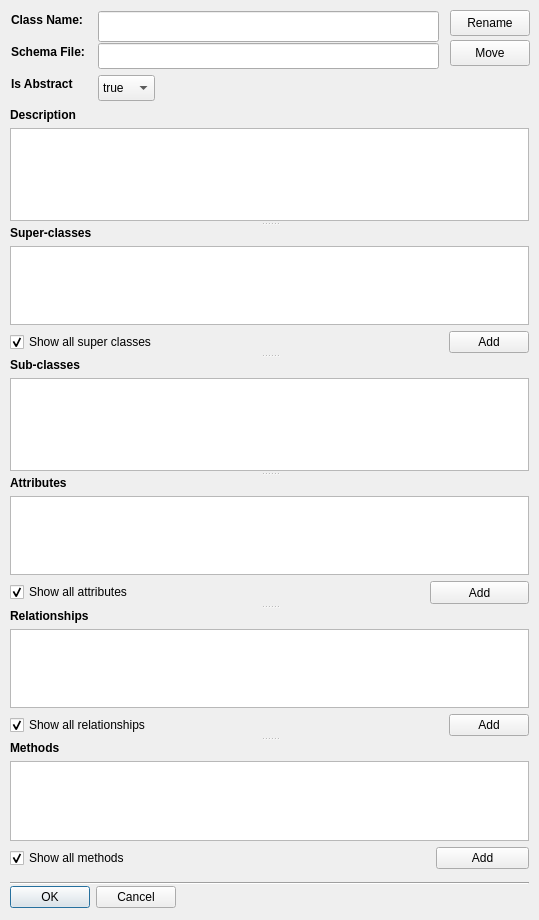
Old version of the form ui/SchemaClassEditor.ui in the repository DUNE-DAQ/dbe.
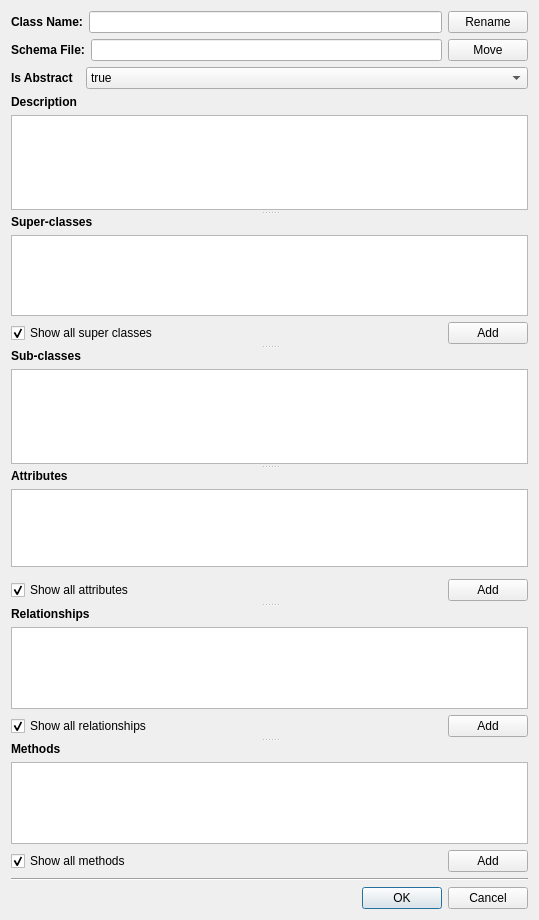
New version of the form.

Commit message: Make class editor window resizable

Diff of the .ui file:
```diff
--- a/ui/SchemaClassEditor.ui
+++ b/ui/SchemaClassEditor.ui
@@ -13,54 +13,114 @@
   <property name="windowTitle">
    <string>Form</string>
   </property>
-  <widget class="QPushButton" name="moveButton">
-   <property name="geometry">
-    <rect>
-     <x>450</x>
-     <y>40</y>
-     <width>80</width>
-     <height>26</height>
-    </rect>
+  <layout class="QVBoxLayout" name="verticalLayout_2">
+   <item>
+    <layout class="QHBoxLayout" name="horizontalLayout_4">
+     <item>
+      <widget class="QLabel" name="ClassNameLabel">
+       <property name="font">
+        <font>
+         <weight>75</weight>
+         <bold>true</bold>
+        </font>
    </property>
    <property name="text">
-    <string>Move</string>
-   </property>
-  </widget>
+        <string>Class Name:</string>
+       </property>
+      </widget>
+     </item>
+     <item>
+      <widget class="QLineEdit" name="ClassNameLineEdit">
+       <property name="enabled">
+        <bool>true</bool>
+       </property>
+       <property name="readOnly">
+        <bool>true</bool>
+       </property>
+      </widget>
+     </item>
+     <item>
   <widget class="QPushButton" name="renameButton">
-   <property name="geometry">
-    <rect>
-     <x>450</x>
-     <y>10</y>
-     <width>80</width>
-     <height>26</height>
-    </rect>
-   </property>
    <property name="text">
     <string>Rename</string>
    </property>
   </widget>
-  <widget class="Line" name="line">
-   <property name="geometry">
-    <rect>
-     <x>10</x>
-     <y>875</y>
-     <width>519</width>
-     <height>16</height>
-    </rect>
-   </property>
-   <property name="orientation">
-    <enum>Qt::Horizontal</enum>
-   </property>
-  </widget>
+     </item>
+    </layout>
+   </item>
+   <item>
+    <layout class="QHBoxLayout" name="horizontalLayout_5">
+     <item>
+      <widget class="QLabel" name="SchemaFileLabel">
+       <property name="font">
+        <font>
+         <weight>75</weight>
+         <bold>true</bold>
+        </font>
+       </property>
+       <property name="text">
+        <string>Schema File:</string>
+       </property>
+      </widget>
+     </item>
+     <item>
+      <widget class="QLineEdit" name="SchemaFileLineEdit">
+       <property name="enabled">
+        <bool>true</bool>
+       </property>
+       <property name="readOnly">
+        <bool>true</bool>
+       </property>
+      </widget>
+     </item>
+     <item>
+      <widget class="QPushButton" name="moveButton">
+       <property name="text">
+        <string>Move</string>
+       </property>
+      </widget>
+     </item>
+    </layout>
+   </item>
+   <item>
+    <layout class="QHBoxLayout" name="horizontalLayout_6">
+     <item>
+      <widget class="QLabel" name="IsAbstractLabel">
+       <property name="sizePolicy">
+        <sizepolicy hsizetype="Fixed" vsizetype="Preferred">
+         <horstretch>0</horstretch>
+         <verstretch>0</verstretch>
+        </sizepolicy>
+       </property>
+       <property name="font">
+        <font>
+         <weight>75</weight>
+         <bold>true</bold>
+        </font>
+       </property>
+       <property name="text">
+        <string>Is Abstract  </string>
+       </property>
+      </widget>
+     </item>
+     <item>
+      <widget class="QComboBox" name="AbstractComboBox">
+       <item>
+        <property name="text">
+         <string>true</string>
+        </property>
+       </item>
+       <item>
+        <property name="text">
+         <string>false</string>
+        </property>
+       </item>
+      </widget>
+     </item>
+    </layout>
+   </item>
+   <item>
   <widget class="QSplitter" name="splitter_4">
-   <property name="geometry">
-    <rect>
-     <x>10</x>
-     <y>108</y>
-     <width>519</width>
-     <height>761</height>
-    </rect>
-   </property>
    <property name="frameShape">
     <enum>QFrame::NoFrame</enum>
    </property>
@@ -188,6 +248,13 @@
      <item>
       <widget class="QTableView" name="AttributeView"/>
      </item>
+       <item>
+        <widget class="QSplitter" name="splitter">
+         <property name="orientation">
+          <enum>Qt::Horizontal</enum>
+         </property>
+        </widget>
+       </item>
      <item>
       <layout class="QHBoxLayout" name="horizontalLayout">
        <item>
@@ -217,16 +284,11 @@
         </spacer>
        </item>
        <item>
-        <widget class="QSplitter" name="splitter">
-         <property name="orientation">
-          <enum>Qt::Horizontal</enum>
-         </property>
          <widget class="QPushButton" name="AddButtonAttribute">
           <property name="text">
            <string>Add</string>
           </property>
          </widget>
-        </widget>
        </item>
       </layout>
      </item>
@@ -279,16 +341,11 @@
         </spacer>
        </item>
        <item>
-        <widget class="QSplitter" name="splitter_2">
-         <property name="orientation">
-          <enum>Qt::Horizontal</enum>
-         </property>
          <widget class="QPushButton" name="AddButtonRelationship">
           <property name="text">
            <string>Add</string>
           </property>
          </widget>
-        </widget>
        </item>
       </layout>
      </item>
@@ -342,150 +399,33 @@
         </spacer>
        </item>
        <item>
-        <widget class="QSplitter" name="splitter_3">
-         <property name="orientation">
-          <enum>Qt::Horizontal</enum>
-         </property>
          <widget class="QPushButton" name="AddButtonMethod">
           <property name="text">
            <string>Add</string>
           </property>
          </widget>
-        </widget>
        </item>
       </layout>
      </item>
     </layout>
    </widget>
   </widget>
+   </item>
+   <item>
+    <widget class="Line" name="line">
+     <property name="orientation">
+      <enum>Qt::Horizontal</enum>
+     </property>
+    </widget>
+   </item>
+   <item>
   <widget class="QDialogButtonBox" name="buttonBox">
-   <property name="geometry">
-    <rect>
-     <x>10</x>
-     <y>884</y>
-     <width>166</width>
-     <height>26</height>
-    </rect>
-   </property>
    <property name="standardButtons">
     <set>QDialogButtonBox::Cancel|QDialogButtonBox::Ok</set>
    </property>
   </widget>
-  <widget class="QLineEdit" name="ClassNameLineEdit">
-   <property name="enabled">
-    <bool>true</bool>
-   </property>
-   <property name="geometry">
-    <rect>
-     <x>98</x>
-     <y>11</y>
-     <width>341</width>
-     <height>31</height>
-    </rect>
-   </property>
-   <property name="readOnly">
-    <bool>true</bool>
-   </property>
-  </widget>
-  <widget class="QLabel" name="IsAbstractLabel">
-   <property name="geometry">
-    <rect>
-     <x>11</x>
-     <y>75</y>
-     <width>77</width>
-     <height>18</height>
-    </rect>
-   </property>
-   <property name="sizePolicy">
-    <sizepolicy hsizetype="Fixed" vsizetype="Preferred">
-     <horstretch>0</horstretch>
-     <verstretch>0</verstretch>
-    </sizepolicy>
-   </property>
-   <property name="font">
-    <font>
-     <weight>75</weight>
-     <bold>true</bold>
-    </font>
-   </property>
-   <property name="text">
-    <string>Is Abstract  </string>
-   </property>
-  </widget>
-  <widget class="QLabel" name="SchemaFileLabel">
-   <property name="geometry">
-    <rect>
-     <x>11</x>
-     <y>43</y>
-     <width>81</width>
-     <height>18</height>
-    </rect>
-   </property>
-   <property name="font">
-    <font>
-     <weight>75</weight>
-     <bold>true</bold>
-    </font>
-   </property>
-   <property name="text">
-    <string>Schema File:</string>
-   </property>
-  </widget>
-  <widget class="QLabel" name="ClassNameLabel">
-   <property name="geometry">
-    <rect>
-     <x>11</x>
-     <y>11</y>
-     <width>79</width>
-     <height>18</height>
-    </rect>
-   </property>
-   <property name="font">
-    <font>
-     <weight>75</weight>
-     <bold>true</bold>
-    </font>
-   </property>
-   <property name="text">
-    <string>Class Name:</string>
-   </property>
-  </widget>
-  <widget class="QComboBox" name="AbstractComboBox">
-   <property name="geometry">
-    <rect>
-     <x>98</x>
-     <y>75</y>
-     <width>57</width>
-     <height>26</height>
-    </rect>
-   </property>
-   <item>
-    <property name="text">
-     <string>true</string>
-    </property>
    </item>
-   <item>
-    <property name="text">
-     <string>false</string>
-    </property>
-   </item>
-  </widget>
-  <widget class="QLineEdit" name="SchemaFileLineEdit">
-   <property name="enabled">
-    <bool>true</bool>
-   </property>
-   <property name="geometry">
-    <rect>
-     <x>98</x>
-     <y>43</y>
-     <width>341</width>
-     <height>26</height>
-    </rect>
-   </property>
-   <property name="readOnly">
-    <bool>true</bool>
-   </property>
-  </widget>
+  </layout>
  </widget>
  <resources/>
  <connections/>
```
Lines whose indentation alone changed are shown as unchanged.
